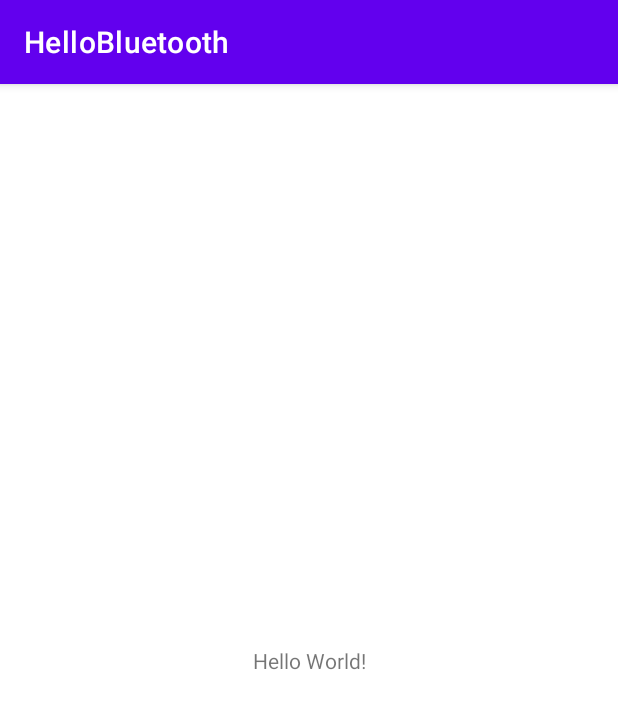
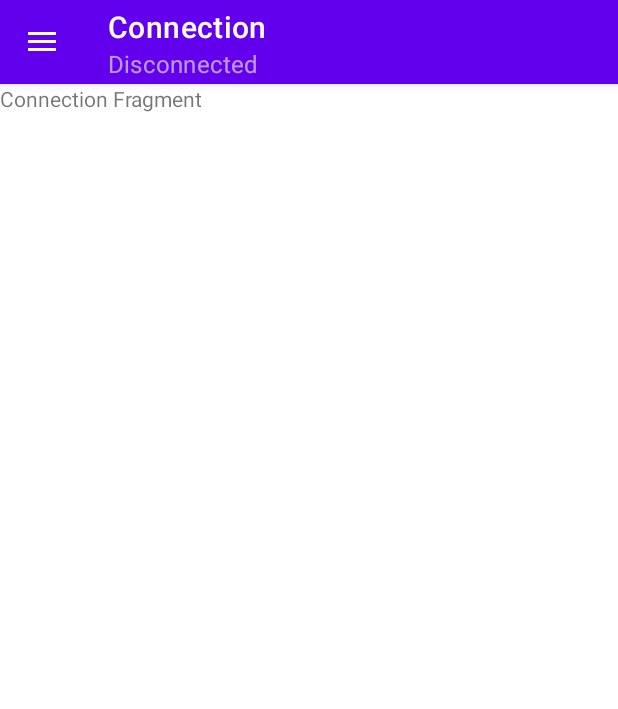
Before and after one commit to MaxKliuba/HelloBluetooth, an Android app: the screen it shows after launch (MainActivity), on a phone screen of 412 x 824 dp. Shown: the top 709 px of the screen. Run offline under Robolectric (Android 15) with nearby library versions, the phone set to English and light mode, and no system bars; our stand-ins replace navigation-ui.

Commit message:
add navigation

```diff
--- a/app/build.gradle
+++ b/app/build.gradle
@@ -1,6 +1,7 @@
 plugins {
     id 'com.android.application'
     id 'org.jetbrains.kotlin.android'
+    id 'androidx.navigation.safeargs.kotlin'
 }
 
 android {
@@ -37,6 +38,8 @@ dependencies {
     implementation 'androidx.appcompat:appcompat:1.4.1'
     implementation 'com.google.android.material:material:1.5.0'
     implementation 'androidx.constraintlayout:constraintlayout:2.1.3'
+    implementation 'androidx.navigation:navigation-fragment-ktx:2.4.2'
+    implementation 'androidx.navigation:navigation-ui-ktx:2.4.2'
     testImplementation 'junit:junit:4.13.2'
     androidTestImplementation 'androidx.test.ext:junit:1.1.3'
     androidTestImplementation 'androidx.test.espresso:espresso-core:3.4.0'
--- /dev/null
+++ b/app/src/main/java/com/maxclub/android/hellobluetooth/ConnectionFragment.kt
@@ -0,0 +1,25 @@
+package com.maxclub.android.hellobluetooth
+
+import android.os.Bundle
+import androidx.fragment.app.Fragment
+import android.view.LayoutInflater
+import android.view.View
+import android.view.ViewGroup
+import androidx.navigation.fragment.findNavController
+
+class ConnectionFragment : Fragment() {
+    override fun onCreateView(
+        inflater: LayoutInflater, container: ViewGroup?,
+        savedInstanceState: Bundle?
+    ): View? {
+        val view = inflater.inflate(R.layout.fragment_connection, container, false)
+//        val navController = findNavController()
+//
+//        view.setOnClickListener {
+//            val action = ConnectionFragmentDirections.actionConnectionFragmentToTerminalFragment()
+//            navController.navigate(action)
+//        }
+
+        return view
+    }
+}
--- a/app/src/main/java/com/maxclub/android/hellobluetooth/MainActivity.kt
+++ b/app/src/main/java/com/maxclub/android/hellobluetooth/MainActivity.kt
@@ -2,10 +2,63 @@ package com.maxclub.android.hellobluetooth
 
 import androidx.appcompat.app.AppCompatActivity
 import android.os.Bundle
+import androidx.drawerlayout.widget.DrawerLayout
+import androidx.navigation.NavController
+import androidx.navigation.fragment.NavHostFragment
+import androidx.navigation.ui.*
+import com.google.android.material.appbar.MaterialToolbar
+import com.google.android.material.navigation.NavigationView
 
 class MainActivity : AppCompatActivity() {
+    private lateinit var toolbar: MaterialToolbar
+    private lateinit var navController: NavController
+    private lateinit var drawerLayout: DrawerLayout
+    private lateinit var navigationView: NavigationView
+    private lateinit var appBarConfiguration: AppBarConfiguration
+
+    private lateinit var onDestinationChangedListener: NavController.OnDestinationChangedListener
+
     override fun onCreate(savedInstanceState: Bundle?) {
         super.onCreate(savedInstanceState)
         setContentView(R.layout.activity_main)
+
+        toolbar = findViewById(R.id.toolbar)
+        setSupportActionBar(toolbar)
+
+        val navHostFragment =
+            supportFragmentManager.findFragmentById(R.id.fragmentContainerView) as NavHostFragment
+        navController = navHostFragment.navController
+        drawerLayout = findViewById(R.id.drawerLayout)
+        navigationView = findViewById<NavigationView>(R.id.navigationView).apply {
+            setupWithNavController(navController)
+        }
+        val topLevelDestinationIds = setOf(
+            R.id.connectionFragment,
+            R.id.terminalFragment,
+        )
+        appBarConfiguration = AppBarConfiguration(topLevelDestinationIds, drawerLayout)
+        setupActionBarWithNavController(navController, appBarConfiguration)
+
+        onDestinationChangedListener =
+            NavController.OnDestinationChangedListener { controller, destination, arguments ->
+                supportActionBar?.subtitle = if (topLevelDestinationIds.contains(destination.id)) {
+                    getString(R.string.state_disconnected)
+                } else {
+                    ""
+                }
+            }
     }
+
+    override fun onResume() {
+        super.onResume()
+        navController.addOnDestinationChangedListener(onDestinationChangedListener)
+    }
+
+    override fun onPause() {
+        super.onPause()
+        navController.removeOnDestinationChangedListener(onDestinationChangedListener)
+    }
+
+    override fun onSupportNavigateUp(): Boolean =
+        navController.navigateUp(appBarConfiguration) || super.onSupportNavigateUp()
 }
--- /dev/null
+++ b/app/src/main/java/com/maxclub/android/hellobluetooth/TerminalFragment.kt
@@ -0,0 +1,18 @@
+package com.maxclub.android.hellobluetooth
+
+import android.os.Bundle
+import androidx.fragment.app.Fragment
+import android.view.LayoutInflater
+import android.view.View
+import android.view.ViewGroup
+
+class TerminalFragment : Fragment() {
+    override fun onCreateView(
+        inflater: LayoutInflater, container: ViewGroup?,
+        savedInstanceState: Bundle?
+    ): View? {
+        val view = inflater.inflate(R.layout.fragment_terminal, container, false)
+
+        return view
+    }
+}
--- /dev/null
+++ b/app/src/main/res/drawable/ic_baseline_bluetooth_24.xml
@@ -0,0 +1,10 @@
+<vector xmlns:android="http://schemas.android.com/apk/res/android"
+    android:width="24dp"
+    android:height="24dp"
+    android:viewportWidth="24"
+    android:viewportHeight="24"
+    android:tint="?attr/colorControlNormal">
+  <path
+      android:fillColor="@android:color/white"
+      android:pathData="M17.71,7.71L12,2h-1v7.59L6.41,5 5,6.41 10.59,12 5,17.59 6.41,19 11,14.41L11,22h1l5.71,-5.71 -4.3,-4.29 4.3,-4.29zM13,5.83l1.88,1.88L13,9.59L13,5.83zM14.88,16.29L13,18.17v-3.76l1.88,1.88z"/>
+</vector>
--- /dev/null
+++ b/app/src/main/res/drawable/ic_baseline_code_24.xml
@@ -0,0 +1,10 @@
+<vector xmlns:android="http://schemas.android.com/apk/res/android"
+    android:width="24dp"
+    android:height="24dp"
+    android:viewportWidth="24"
+    android:viewportHeight="24"
+    android:tint="?attr/colorControlNormal">
+  <path
+      android:fillColor="@android:color/white"
+      android:pathData="M9.4,16.6L4.8,12l4.6,-4.6L8,6l-6,6 6,6 1.4,-1.4zM14.6,16.6l4.6,-4.6 -4.6,-4.6L16,6l6,6 -6,6 -1.4,-1.4z"/>
+</vector>
--- a/app/src/main/res/layout/activity_main.xml
+++ b/app/src/main/res/layout/activity_main.xml
@@ -1,18 +1,49 @@
 <?xml version="1.0" encoding="utf-8"?>
-<androidx.constraintlayout.widget.ConstraintLayout xmlns:android="http://schemas.android.com/apk/res/android"
+<androidx.drawerlayout.widget.DrawerLayout xmlns:android="http://schemas.android.com/apk/res/android"
     xmlns:app="http://schemas.android.com/apk/res-auto"
     xmlns:tools="http://schemas.android.com/tools"
+    android:id="@+id/drawerLayout"
     android:layout_width="match_parent"
     android:layout_height="match_parent"
-    tools:context=".MainActivity">
+    tools:context=".MainActivity"
+    tools:openDrawer="start">
 
-    <TextView
+    <androidx.coordinatorlayout.widget.CoordinatorLayout
+        android:layout_width="match_parent"
+        android:layout_height="match_parent"
+        android:fitsSystemWindows="true">
+
+        <com.google.android.material.appbar.AppBarLayout
+            style="@style/Widget.MaterialComponents.AppBarLayout.PrimarySurface"
+            android:layout_width="match_parent"
+            android:layout_height="wrap_content"
+            android:fitsSystemWindows="true">
+
+            <com.google.android.material.appbar.MaterialToolbar
+                android:id="@+id/toolbar"
+                style="@style/Widget.MaterialComponents.Toolbar.PrimarySurface"
+                android:layout_width="match_parent"
+                android:layout_height="?attr/actionBarSize"
+                android:background="@android:color/transparent"
+                android:elevation="0dp"
+                app:title="@string/app_name" />
+        </com.google.android.material.appbar.AppBarLayout>
+
+        <androidx.fragment.app.FragmentContainerView
+            android:id="@+id/fragmentContainerView"
+            android:name="androidx.navigation.fragment.NavHostFragment"
+            android:layout_width="match_parent"
+            android:layout_height="match_parent"
+            app:defaultNavHost="true"
+            app:layout_behavior="@string/appbar_scrolling_view_behavior"
+            app:navGraph="@navigation/nav_graph" />
+    </androidx.coordinatorlayout.widget.CoordinatorLayout>
+
+    <com.google.android.material.navigation.NavigationView
+        android:id="@+id/navigationView"
         android:layout_width="wrap_content"
-        android:layout_height="wrap_content"
-        android:text="Hello World!"
-        app:layout_constraintBottom_toBottomOf="parent"
-        app:layout_constraintLeft_toLeftOf="parent"
-        app:layout_constraintRight_toRightOf="parent"
-        app:layout_constraintTop_toTopOf="parent" />
-
-</androidx.constraintlayout.widget.ConstraintLayout>
+        android:layout_height="match_parent"
+        android:layout_gravity="start"
+        app:headerLayout="@layout/header_navigation_drawer"
+        app:menu="@menu/navigation_drawer" />
+</androidx.drawerlayout.widget.DrawerLayout>
--- /dev/null
+++ b/app/src/main/res/layout/fragment_connection.xml
@@ -0,0 +1,15 @@
+<?xml version="1.0" encoding="utf-8"?>
+<FrameLayout xmlns:android="http://schemas.android.com/apk/res/android"
+    xmlns:tools="http://schemas.android.com/tools"
+    android:layout_width="match_parent"
+    android:layout_height="match_parent"
+    tools:context=".ConnectionFragment">
+
+    <!-- TODO: Update blank fragment layout -->
+    <TextView
+        android:id="@+id/textView"
+        android:layout_width="match_parent"
+        android:layout_height="match_parent"
+        android:text="Connection Fragment" />
+
+</FrameLayout>
--- /dev/null
+++ b/app/src/main/res/layout/fragment_terminal.xml
@@ -0,0 +1,15 @@
+<?xml version="1.0" encoding="utf-8"?>
+<FrameLayout xmlns:android="http://schemas.android.com/apk/res/android"
+    xmlns:tools="http://schemas.android.com/tools"
+    android:layout_width="match_parent"
+    android:layout_height="match_parent"
+    tools:context=".TerminalFragment">
+
+    <!-- TODO: Update blank fragment layout -->
+    <TextView
+        android:id="@+id/textView"
+        android:layout_width="match_parent"
+        android:layout_height="match_parent"
+        android:text="Terminal Fragment" />
+
+</FrameLayout>
--- /dev/null
+++ b/app/src/main/res/layout/header_navigation_drawer.xml
@@ -0,0 +1,27 @@
+<?xml version="1.0" encoding="utf-8"?>
+<LinearLayout xmlns:android="http://schemas.android.com/apk/res/android"
+    android:layout_width="match_parent"
+    android:layout_height="wrap_content"
+    android:fitsSystemWindows="true"
+    android:orientation="vertical">
+
+    <TextView
+        android:layout_width="wrap_content"
+        android:layout_height="wrap_content"
+        android:layout_marginStart="24dp"
+        android:layout_marginTop="24dp"
+        android:layout_marginEnd="24dp"
+        android:text="@string/app_name"
+        android:textAppearance="?attr/textAppearanceHeadline6" />
+
+    <TextView
+        android:layout_width="wrap_content"
+        android:layout_height="wrap_content"
+        android:layout_marginStart="24dp"
+        android:layout_marginEnd="24dp"
+        android:layout_marginBottom="24dp"
+        android:text="@string/state_disconnected"
+        android:textAppearance="?attr/textAppearanceBody2"
+        android:textColor="@color/material_on_surface_emphasis_medium" />
+
+</LinearLayout>
--- /dev/null
+++ b/app/src/main/res/menu/navigation_drawer.xml
@@ -0,0 +1,16 @@
+<?xml version="1.0" encoding="utf-8"?>
+<menu xmlns:android="http://schemas.android.com/apk/res/android">
+
+    <group
+        android:id="@+id/main_group"
+        android:checkableBehavior="single">
+        <item
+            android:id="@+id/connectionFragment"
+            android:icon="@drawable/ic_baseline_bluetooth_24"
+            android:title="@string/connection_fragment_title" />
+        <item
+            android:id="@+id/terminalFragment"
+            android:icon="@drawable/ic_baseline_code_24"
+            android:title="@string/terminal_fragment_title" />
+    </group>
+</menu>
--- /dev/null
+++ b/app/src/main/res/navigation/nav_graph.xml
@@ -0,0 +1,20 @@
+<?xml version="1.0" encoding="utf-8"?>
+<navigation xmlns:android="http://schemas.android.com/apk/res/android"
+    xmlns:app="http://schemas.android.com/apk/res-auto"
+    xmlns:tools="http://schemas.android.com/tools"
+    android:id="@+id/nav_graph"
+    app:startDestination="@id/connectionFragment">
+
+    <fragment
+        android:id="@+id/connectionFragment"
+        android:name="com.maxclub.android.hellobluetooth.ConnectionFragment"
+        android:label="@string/connection_fragment_title"
+        tools:layout="@layout/fragment_connection">
+    </fragment>
+    <fragment
+        android:id="@+id/terminalFragment"
+        android:name="com.maxclub.android.hellobluetooth.TerminalFragment"
+        android:label="@string/terminal_fragment_title"
+        tools:layout="@layout/fragment_terminal">
+    </fragment>
+</navigation>
--- a/app/src/main/res/values-night/themes.xml
+++ b/app/src/main/res/values-night/themes.xml
@@ -1,6 +1,6 @@
 <resources xmlns:tools="http://schemas.android.com/tools">
     <!-- Base application theme. -->
-    <style name="Theme.HelloBluetooth" parent="Theme.MaterialComponents.DayNight.DarkActionBar">
+    <style name="Theme.HelloBluetooth" parent="Theme.MaterialComponents.DayNight.NoActionBar">
         <!-- Primary brand color. -->
         <item name="colorPrimary">@color/purple_200</item>
         <item name="colorPrimaryVariant">@color/purple_700</item>
--- a/app/src/main/res/values/strings.xml
+++ b/app/src/main/res/values/strings.xml
@@ -1,3 +1,8 @@
 <resources>
     <string name="app_name">HelloBluetooth</string>
+    <string name="connection_fragment_title">Connection</string>
+    <string name="terminal_fragment_title">Terminal</string>
+    <string name="state_disconnected">Disconnected</string>
+    <string name="state_connecting">Connecting…</string>
+    <string name="state_connected">Connected</string>
 </resources>
--- a/app/src/main/res/values/themes.xml
+++ b/app/src/main/res/values/themes.xml
@@ -1,6 +1,6 @@
 <resources xmlns:tools="http://schemas.android.com/tools">
     <!-- Base application theme. -->
-    <style name="Theme.HelloBluetooth" parent="Theme.MaterialComponents.DayNight.DarkActionBar">
+    <style name="Theme.HelloBluetooth" parent="Theme.MaterialComponents.DayNight.NoActionBar">
         <!-- Primary brand color. -->
         <item name="colorPrimary">@color/purple_500</item>
         <item name="colorPrimaryVariant">@color/purple_700</item>
```
Also changed, not shown: build.gradle (+11 -1 lines).
